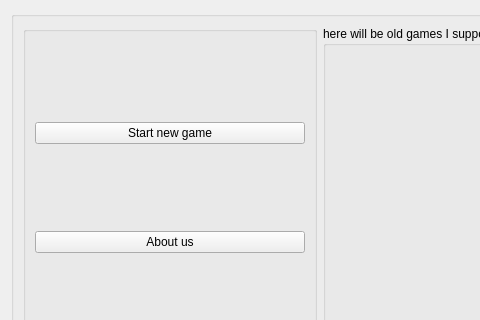
First picture: the form in src/mainmenu.ui, repository kokhnovich/PaperTown, before the edit; both pictures show x 0 to 480 and y 0 to 320 of the 640 by 480 pixel window.
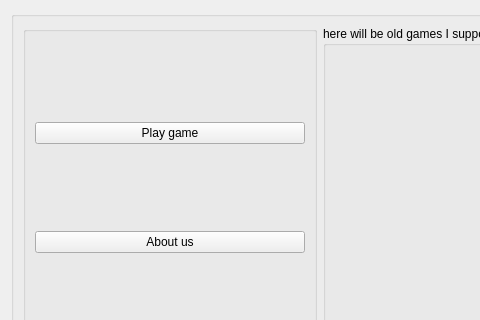
Second picture: the form after the edit.

Commit message: StartBtn -> PlayBtn

What changed in the file:
```diff
--- a/src/mainmenu.ui
+++ b/src/mainmenu.ui
@@ -38,7 +38,7 @@
          <item>
           <widget class="QPushButton" name="pushButton_3">
            <property name="text">
-            <string>Start new game</string>
+            <string>Play game</string>
            </property>
           </widget>
          </item>
```
Left out of the diff: 6 changed lines with no effect on the pictures. The commit also changes 5 other files.
